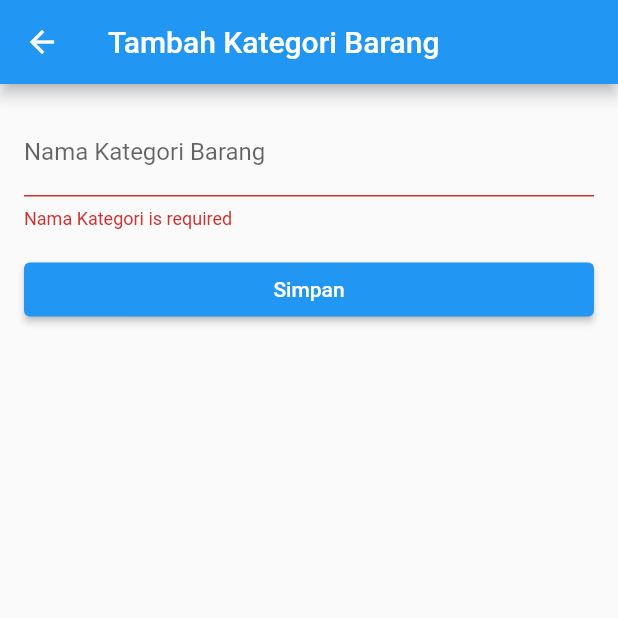
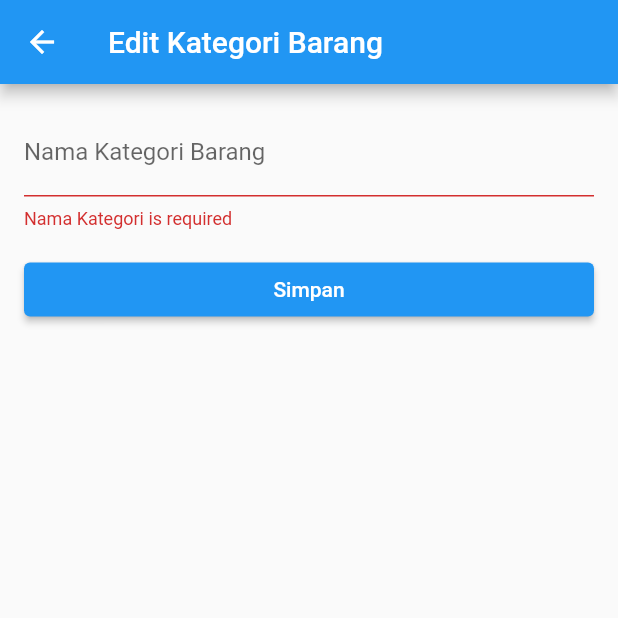
Before and after one commit to atafatta/exerciseapi_095, a Flutter app: the EditKategoriBarang screen opened directly, after a tap on "Simpan", on a phone screen of 412 x 824 dp, the top half of it. Run offline on Flutter 3.47's test engine with Material 2 defaults, Android fonts, the light colour scheme and no system bars; network calls fail.

Commit message:
fix update db tidak berubah sebelumnya

```diff
--- a/lib/view/kategoriBarang/edit_kategori_barang.dart
+++ b/lib/view/kategoriBarang/edit_kategori_barang.dart
@@ -1,6 +1,7 @@
 import 'package:flutter/material.dart';
 import 'package:flutter/src/widgets/framework.dart';
 import 'package:flutter/src/widgets/placeholder.dart';
+import 'package:hivedb/controller/kategori_barang_controler.dart';
 
 import 'kategori_barang.dart';
 
@@ -15,6 +16,8 @@ class EditKategoriBarang extends StatefulWidget {
 }
 
 class _EditKategoriBarangState extends State<EditKategoriBarang> {
+  final kategoriBarangController = BarangController();
+
   String? nama;
 
   @override
@@ -22,7 +25,7 @@ class _EditKategoriBarangState extends State<EditKategoriBarang> {
     var formkey = GlobalKey<FormState>();
     return Scaffold(
       appBar: AppBar(
-        title: const Text('Tambah Kategori Barang'),
+        title: const Text('Edit Kategori Barang'),
       ),
       body: Form(
         key: formkey,
@@ -37,6 +40,7 @@ class _EditKategoriBarangState extends State<EditKategoriBarang> {
               onChanged: (value) {
                 nama = value;
               },
+              initialValue: widget.prevname,
               validator: (value) {
                 if (value == null || value.isEmpty) {
                   return 'Nama Kategori is required';
@@ -49,7 +53,8 @@ class _EditKategoriBarangState extends State<EditKategoriBarang> {
               onPressed: () {
                 if (formkey.currentState!.validate()) {
                   formkey.currentState!.save();
-                  EditKategoriBarang();
+                  kategoriBarangController.updateKategoriBarang(
+                      widget.id!, nama!);
                   Navigator.pushReplacement(
                       context,
                       MaterialPageRoute(
```
